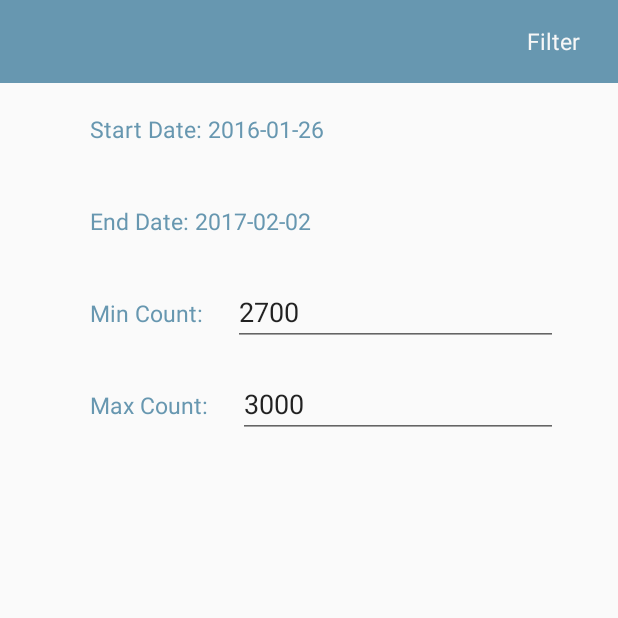
After one commit to furkaandogan/Abomasnow, an Android app: the fragment FilterFragment placed in its activity, on a phone screen of 412 x 824 dp, the top half of it. The commit adds this screen. Run offline under Robolectric (Android 15) with nearby library versions, the phone set to English and light mode, and no system bars.

Commit message:
Service Classes and models are impelemented. FilterFragment compeleted.

```diff
--- /dev/null
+++ b/Android/app/src/main/java/com/bilgehankalkan/semihozturkhackathon/FilterFragment.java
@@ -0,0 +1,96 @@
+package com.bilgehankalkan.semihozturkhackathon;
+
+import android.annotation.SuppressLint;
+import android.app.DatePickerDialog;
+import android.app.Fragment;
+import android.content.Context;
+import android.os.Bundle;
+import android.support.annotation.Nullable;
+import android.text.Editable;
+import android.text.TextWatcher;
+import android.view.LayoutInflater;
+import android.view.View;
+import android.view.ViewGroup;
+import android.widget.DatePicker;
+import android.widget.EditText;
+import android.widget.Filter;
+import android.widget.TextView;
+/**
+ * Created by Bilgehan on 11.02.2018.
+ */
+
+public class FilterFragment extends Fragment {
+
+    TextView textViewFrom, textViewTo;
+    EditText editTextMinCount, editTextMaxCount;
+
+    private String dateFrom = "2016-01-26", dateTo = "2017-02-02";
+
+    private DatePickerDialog datePickerFrom, datePickerTo;
+    private DatePickerDialog.OnDateSetListener dateSetListenerFrom, dateSetListenerTo;
+
+    OnFilterSelectedListener onFilterSelectedListener;
+
+    @Override
+    public void onAttach(Context context) {
+        super.onAttach(context);
+        try {
+            onFilterSelectedListener = (OnFilterSelectedListener) context;
+        } catch (ClassCastException e) {
+            throw new ClassCastException(context.toString()
+                    + " must implement OnFilterSelectedListener");
+        }
+    }
+
+    @Nullable
+    @Override
+    public View onCreateView(LayoutInflater inflater, @Nullable ViewGroup container, Bundle savedInstanceState) {
+        View rootView = inflater.inflate(R.layout.fragment_filter, container, false);
+
+        textViewFrom = rootView.findViewById(R.id.text_view_filter_from);
+        textViewTo = rootView.findViewById(R.id.text_view_filter_to);
+        editTextMinCount = rootView.findViewById(R.id.edit_text_filter_min_count);
+        editTextMaxCount = rootView.findViewById(R.id.edit_text_filter_max_count);
+
+        dateSetListenerFrom = (datePicker, i, i1, i2) -> dateFrom = formatDate(true, i, i1, i2);
+        dateSetListenerTo = (datePicker, i, i1, i2) -> dateTo = formatDate(false, i, i1, i2);
+
+        datePickerFrom = new DatePickerDialog(getActivity(), dateSetListenerFrom, 2016, 0, 26);
+        datePickerTo = new DatePickerDialog(getActivity(), dateSetListenerTo, 2017, 1, 2);
+
+        textViewFrom.setText(getString(R.string.select_date_from, dateFrom));
+        textViewTo.setText(getString(R.string.select_date_to, dateTo));
+
+        textViewFrom.setOnClickListener(v -> datePickerFrom.show());
+        textViewTo.setOnClickListener(v -> datePickerTo.show());
+
+        TextView textBack = getActivity().findViewById(R.id.text_view_main_back);
+        TextView textDone = getActivity().findViewById(R.id.text_view_main_filter);
+
+        textBack.setOnClickListener(v -> {
+            textBack.setVisibility(View.GONE);
+            onFilterSelectedListener.onFilterSelected(dateFrom, dateTo, Integer.valueOf(editTextMinCount.getText().toString()), Integer.valueOf(editTextMaxCount.getText().toString()));
+            FilterFragment.this.onDestroy();
+        });
+        textDone.setOnClickListener(v ->{
+            textDone.setText(getString(R.string.filter));
+            onFilterSelectedListener.onFilterSelected(dateFrom, dateTo, Integer.valueOf(editTextMinCount.getText().toString()), Integer.valueOf(editTextMaxCount.getText().toString()));
+            FilterFragment.this.onDestroy();
+        });
+
+        return rootView;
+    }
+
+    public interface OnFilterSelectedListener {
+        void onFilterSelected(String startDate, String endDate, int minCount, int maxCount);
+    }
+
+    private String formatDate(boolean isFrom, int year, int month, int day) {
+        String formattedDate = year + "-" + month + 1 + "-" + day;
+        if (isFrom)
+            textViewFrom.setText(getString(R.string.select_date_from, formattedDate));
+        else
+            textViewTo.setText(getString(R.string.select_date_to, formattedDate));
+        return formattedDate;
+    }
+}
--- a/Android/app/src/main/java/com/bilgehankalkan/semihozturkhackathon/MainActivity.java
+++ b/Android/app/src/main/java/com/bilgehankalkan/semihozturkhackathon/MainActivity.java
@@ -1,13 +1,82 @@
 package com.bilgehankalkan.semihozturkhackathon;
 
+import android.app.FragmentTransaction;
+import android.support.annotation.NonNull;
 import android.support.v7.app.AppCompatActivity;
 import android.os.Bundle;
+import android.support.v7.widget.LinearLayoutManager;
+import android.support.v7.widget.RecyclerView;
+import android.view.View;
+import android.widget.TextView;
+import android.widget.Toast;
 
-public class MainActivity extends AppCompatActivity {
+import com.bilgehankalkan.semihozturkhackathon.service.ApiClass;
+import com.bilgehankalkan.semihozturkhackathon.service.ApiInterface;
+import com.bilgehankalkan.semihozturkhackathon.service.models.RequestBody;
+import com.bilgehankalkan.semihozturkhackathon.service.models.ResponseBody;
+
+import retrofit2.Call;
+import retrofit2.Callback;
+import retrofit2.Response;
+import retrofit2.Retrofit;
+
+public class MainActivity extends AppCompatActivity implements FilterFragment.OnFilterSelectedListener {
+
+    RecyclerView recyclerViewResults;
+    TextView textViewFilter, textViewBack;
 
     @Override
     protected void onCreate(Bundle savedInstanceState) {
         super.onCreate(savedInstanceState);
         setContentView(R.layout.activity_main);
+
+        recyclerViewResults = findViewById(R.id.recycler_view_main);
+        textViewFilter = findViewById(R.id.text_view_main_filter);
+        textViewBack = findViewById(R.id.text_view_main_back);
+
+        recyclerViewResults.setLayoutManager(new LinearLayoutManager(this));
+
+        textViewFilter.setOnClickListener(v -> {
+            if (textViewFilter.getText().equals(getString(R.string.filter)))
+                showFilterFragment();
+        });
+    }
+
+    private void showFilterFragment() {
+        FragmentTransaction fragmentTransaction = getFragmentManager().beginTransaction();
+        FilterFragment filterFragment = new FilterFragment();
+        fragmentTransaction.add(R.id.layout_main_fragment_ccntainer, filterFragment);
+        fragmentTransaction.commit();
+        textViewFilter.setText(R.string.done);
+        textViewBack.setVisibility(View.VISIBLE);
+    }
+
+    @Override
+    public void onFilterSelected(String startDate, String endDate, int minCount, int maxCount) {
+        RequestBody requestBody = new RequestBody(startDate, endDate, minCount, maxCount);
+        getResults(requestBody);
+    }
+
+    private void getResults(RequestBody requestBody) {
+        Call<ResponseBody> call = ApiClass.getRetrofit().create(ApiInterface.class).getSearchRecords(requestBody);
+        call.enqueue(new Callback<ResponseBody>() {
+            @Override
+            public void onResponse(@NonNull Call<ResponseBody> call, @NonNull Response<ResponseBody> response) {
+                if (response.isSuccessful()) {
+                    ResponseBody responseBody = response.body();
+                    if (requestBody != null) {
+                        if (responseBody.getCode() == 0) {
+                            //TODO: Handle response
+                        }
+                    }
+                }
+            }
+
+            @Override
+            public void onFailure(@NonNull Call<ResponseBody> call, @NonNull Throwable t) {
+                Toast.makeText(getBaseContext(), "Connection Error", Toast.LENGTH_LONG).show();
+            }
+        });
+
     }
 }
--- /dev/null
+++ b/Android/app/src/main/java/com/bilgehankalkan/semihozturkhackathon/service/ApiInterface.java
@@ -0,0 +1,22 @@
+package com.bilgehankalkan.semihozturkhackathon.service;
+
+import com.bilgehankalkan.semihozturkhackathon.service.models.RequestBody;
+import com.bilgehankalkan.semihozturkhackathon.service.models.ResponseBody;
+
+import retrofit2.Call;
+import retrofit2.http.Body;
+import retrofit2.http.Headers;
+import retrofit2.http.POST;
+
+/**
+ * Created by Bilgehan on 11.02.2018.
+ */
+
+public interface ApiInterface {
+
+    String SEARCH_RECORDS = "searchRecords";
+
+    @Headers("Content-Type: application/json")
+    @POST(SEARCH_RECORDS)
+    Call<ResponseBody> getSearchRecords(@Body RequestBody requestBody);
+}
--- a/Android/app/src/main/res/layout/activity_main.xml
+++ b/Android/app/src/main/res/layout/activity_main.xml
@@ -1,18 +1,41 @@
 <?xml version="1.0" encoding="utf-8"?>
-<android.support.constraint.ConstraintLayout xmlns:android="http://schemas.android.com/apk/res/android"
-    xmlns:app="http://schemas.android.com/apk/res-auto"
+<LinearLayout xmlns:android="http://schemas.android.com/apk/res/android"
     xmlns:tools="http://schemas.android.com/tools"
     android:layout_width="match_parent"
     android:layout_height="match_parent"
+    android:orientation="vertical"
     tools:context="com.bilgehankalkan.semihozturkhackathon.MainActivity">
 
-    <TextView
-        android:layout_width="wrap_content"
+    <android.support.v7.widget.Toolbar
+        android:layout_width="match_parent"
+        android:layout_height="55dp"
+        android:background="@color/colorPrimary"
+        android:paddingStart="20dp"
+        android:paddingEnd="20dp">
+
+        <TextView
+            android:id="@+id/text_view_main_back"
+            style="@style/AppBarText"
+            android:text="@string/back"
+            android:layout_gravity="start"
+            android:visibility="gone"/>
+
+        <TextView
+            android:id="@+id/text_view_main_filter"
+            style="@style/AppBarText"
+            android:layout_gravity="end"
+            android:text="@string/filter"/>
+    </android.support.v7.widget.Toolbar>
+
+    <FrameLayout
+        android:id="@+id/layout_main_fragment_ccntainer"
+        android:layout_width="match_parent"
+        android:layout_height="match_parent"/>
+
+    <android.support.v7.widget.RecyclerView
+        android:id="@+id/recycler_view_main"
+        android:layout_width="match_parent"
         android:layout_height="wrap_content"
-        android:text="Hello World!"
-        app:layout_constraintBottom_toBottomOf="parent"
-        app:layout_constraintLeft_toLeftOf="parent"
-        app:layout_constraintRight_toRightOf="parent"
-        app:layout_constraintTop_toTopOf="parent" />
-
-</android.support.constraint.ConstraintLayout>
+        android:paddingStart="10dp"
+        android:paddingEnd="10dp" />
+</LinearLayout>
--- /dev/null
+++ b/Android/app/src/main/res/layout/fragment_filter.xml
@@ -0,0 +1,60 @@
+<LinearLayout xmlns:android="http://schemas.android.com/apk/res/android"
+    xmlns:tools="http://schemas.android.com/tools"
+    android:layout_width="match_parent"
+    android:layout_height="match_parent"
+    android:orientation="vertical"
+    tools:context="com.bilgehankalkan.semihozturkhackathon.FilterFragment"
+    android:layout_marginStart="40dp"
+    android:layout_marginEnd="40dp">
+
+    <LinearLayout
+        android:layout_width="match_parent"
+        android:layout_height="wrap_content"
+        android:layout_gravity="center_horizontal"
+        android:orientation="vertical">
+
+        <TextView
+            android:id="@+id/text_view_filter_from"
+            style="@style/FilterText"/>
+
+        <TextView
+            android:id="@+id/text_view_filter_to"
+            style="@style/FilterText"/>
+    </LinearLayout>
+
+    <LinearLayout
+        android:layout_width="match_parent"
+        android:layout_height="wrap_content"
+        android:layout_gravity="center_horizontal"
+        android:orientation="horizontal">
+
+        <TextView
+            style="@style/FilterText"
+            android:text="@string/min_count"/>
+
+        <EditText
+            android:id="@+id/edit_text_filter_min_count"
+            android:layout_width="match_parent"
+            android:layout_height="wrap_content"
+            android:inputType="numberDecimal"
+            android:text="@string/default_min_count"/>
+    </LinearLayout>
+
+    <LinearLayout
+        android:layout_width="match_parent"
+        android:layout_height="wrap_content"
+        android:layout_gravity="center_horizontal"
+        android:orientation="horizontal">
+
+        <TextView
+            style="@style/FilterText"
+            android:text="@string/max_count"/>
+
+        <EditText
+            android:id="@+id/edit_text_filter_max_count"
+            android:layout_width="match_parent"
+            android:layout_height="wrap_content"
+            android:inputType="numberDecimal"
+            android:text="@string/default_max_count"/>
+    </LinearLayout>
+</LinearLayout>
--- a/Android/app/src/main/res/values/colors.xml
+++ b/Android/app/src/main/res/values/colors.xml
@@ -1,6 +1,6 @@
 <?xml version="1.0" encoding="utf-8"?>
 <resources>
-    <color name="colorPrimary">#3F51B5</color>
-    <color name="colorPrimaryDark">#303F9F</color>
-    <color name="colorAccent">#FF4081</color>
+    <color name="colorPrimary">#6797B0</color>
+    <color name="colorPrimaryDark">#6797E9</color>
+    <color name="colorAccent">#F7F7F7</color>
 </resources>
--- a/Android/app/src/main/res/values/strings.xml
+++ b/Android/app/src/main/res/values/strings.xml
@@ -1,3 +1,15 @@
 <resources>
-    <string name="app_name">SemihOzturkHackathon</string>
+    <string name="app_name" translatable="false">Semih Ozturk Hackathon</string>
+
+    <string name="filter">Filter</string>
+    <string name="back">Back</string>
+
+    <string name="select_date_from">Start Date: %1$s</string>
+    <string name="select_date_to">End Date: %1$s</string>
+    <string name="max_count">Max Count:</string>
+    <string name="min_count">Min Count:</string>
+    <string name="done">Done</string>
+
+    <string name="default_min_count" translatable="false">2700</string>
+    <string name="default_max_count" translatable="false">3000</string>
 </resources>
--- a/Android/app/src/main/res/values/styles.xml
+++ b/Android/app/src/main/res/values/styles.xml
@@ -1,11 +1,23 @@
 <resources>
 
     <!-- Base application theme. -->
-    <style name="AppTheme" parent="Theme.AppCompat.Light.DarkActionBar">
+    <style name="AppTheme" parent="Theme.AppCompat.Light.NoActionBar">
         <!-- Customize your theme here. -->
         <item name="colorPrimary">@color/colorPrimary</item>
         <item name="colorPrimaryDark">@color/colorPrimaryDark</item>
         <item name="colorAccent">@color/colorAccent</item>
     </style>
 
+    <style name="AppBarText">
+        <item name="android:layout_width">wrap_content</item>
+        <item name="android:layout_height">wrap_content</item>
+        <item name="android:padding">5dp</item>
+        <item name="android:textColor">@color/colorAccent</item>
+        <item name="android:textSize">15sp</item>
+    </style>
+
+    <style name="FilterText" parent="AppBarText">
+        <item name="android:textColor">@color/colorPrimary</item>
+        <item name="android:padding">20dp</item>
+    </style>
 </resources>
```
Also changed, not shown: Android/app/build.gradle (+10 -0 lines), Android/app/src/main/java/com/bilgehankalkan/semihozturkhackathon/adapter/ResultReycylerAdapter.java (added, +30 -0 lines), Android/app/src/main/java/com/bilgehankalkan/semihozturkhackathon/service/ApiClass.java (added, +24 -0 lines), Android/app/src/main/java/com/bilgehankalkan/semihozturkhackathon/service/models/Id.java (added, +56 -0 lines), Android/app/src/main/java/com/bilgehankalkan/semihozturkhackathon/service/models/Record.java (added, +34 -0 lines), Android/app/src/main/java/com/bilgehankalkan/semihozturkhackathon/service/models/RequestBody.java (added, +71 -0 lines), Android/app/src/main/java/com/bilgehankalkan/semihozturkhackathon/service/models/ResponseBody.java (added, +47 -0 lines), 1 other file.
